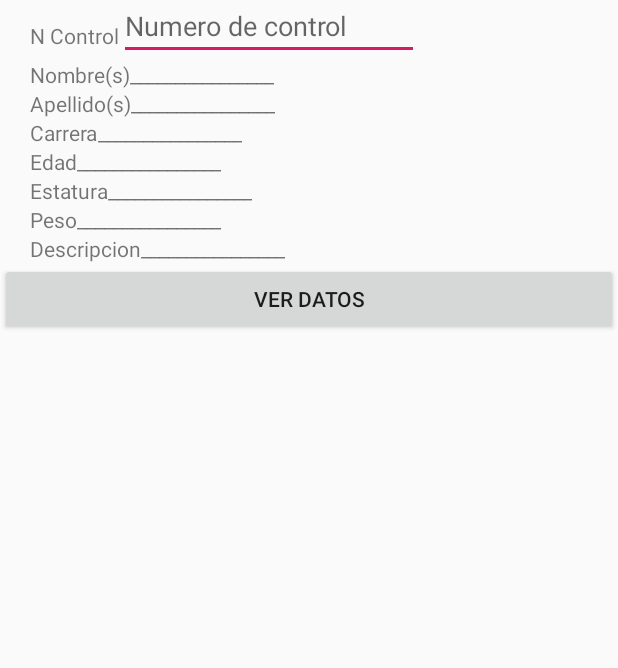
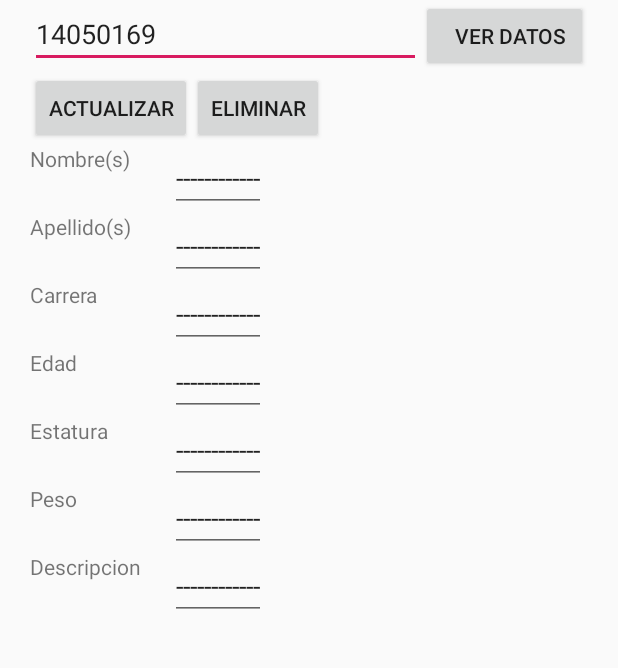
Before and after one commit to alangaelrojas/ContactosSQLITE, an Android app: the layout activity_contact_view.xml on its own in the app's theme, with its tools: preview values and no code run, on a phone screen of 412 x 824 dp, the part 149-817 px from its top. Run offline under Robolectric (Android 15) with nearby library versions, the phone set to English and light mode, and no system bars.

Commit message:
CRUD finished

```diff
--- a/app/src/main/res/layout/activity_contact_view.xml
+++ b/app/src/main/res/layout/activity_contact_view.xml
@@ -18,159 +18,140 @@
         />
 
     <LinearLayout
-        android:layout_width="wrap_content"
+        android:layout_width="match_parent"
         android:layout_height="wrap_content"
         android:orientation="vertical"
-        android:paddingLeft="20dp">
+        android:paddingRight="20dp"
+        android:paddingLeft="20dp"
+        android:layout_gravity="center">
         <LinearLayout
-            android:layout_width="wrap_content"
+            android:layout_width="match_parent"
             android:layout_height="wrap_content"
-            android:orientation="horizontal">
-
-
-            <TextView
-                android:layout_width="wrap_content"
-                android:layout_height="20dp"
-                android:text="@string/ncontrol"/>
+            android:orientation="horizontal"
+            android:weightSum="10">
 
             <EditText
                 android:id="@+id/txtncontrol"
-                android:layout_width="200dp"
-                android:layout_height="40dp"
-                android:hint="Numero de control" />
+                android:layout_width="match_parent"
+                android:layout_height="wrap_content"
+                android:text="14050169"
+                android:hint="Numero de control"
+                android:layout_weight="3"
+                android:inputType="number"/>
+
+            <Button
+                android:id="@+id/btnverDatos"
+                android:layout_width="match_parent"
+                android:layout_height="wrap_content"
+                android:layout_weight="7"
+                android:paddingLeft="20dp"
+                android:text="@string/ver" />
 
         </LinearLayout>
         <LinearLayout
             android:layout_width="wrap_content"
-            android:layout_height="wrap_content"
-            android:orientation="horizontal">
+            android:layout_height="wrap_content">
+            <Button
+                android:layout_width="wrap_content"
+                android:layout_height="wrap_content"
+                android:text="Actualizar"
+                android:id="@+id/btnUpdate"/>
+            <Button
+                android:layout_width="wrap_content"
+                android:layout_height="wrap_content"
+                android:text="Eliminar"
+                android:id="@+id/btnDelete"/>
+        </LinearLayout>
+        <LinearLayout
+            android:layout_width="match_parent"
+            android:layout_height="match_parent"
+            android:orientation="horizontal"
+            android:weightSum="10">
+            <LinearLayout
+                android:layout_width="match_parent"
+                android:layout_height="wrap_content"
+                android:orientation="vertical"
+                android:layout_weight="7.5">
+                <TextView
+                    android:layout_width="wrap_content"
+                    android:layout_height="45dp"
+                    android:text="Nombre(s)"/>
+                <TextView
+                    android:layout_width="wrap_content"
+                    android:layout_height="45dp"
+                    android:text="Apellido(s)"/>
+                <TextView
+                    android:layout_width="wrap_content"
+                    android:layout_height="45dp"
+                    android:text="Carrera"/>
+                <TextView
+                    android:layout_width="wrap_content"
+                    android:layout_height="45dp"
+                    android:text="Edad"/>
+                <TextView
+                    android:layout_width="wrap_content"
+                    android:layout_height="45dp"
+                    android:text="Estatura"/>
+                <TextView
+                    android:layout_width="wrap_content"
+                    android:layout_height="45dp"
+                    android:text="Peso"/>
+                <TextView
+                    android:layout_width="wrap_content"
+                    android:layout_height="45dp"
+                    android:text="Descripcion"/>
+            </LinearLayout>
+
+            <LinearLayout
+                android:layout_width="match_parent"
+                android:layout_height="wrap_content"
+                android:orientation="vertical">
+                <EditText
+                    android:layout_width="wrap_content"
+                    android:layout_height="wrap_content"
+                    android:text="------------"
+                    android:id="@+id/txtNombre"
+                    android:inputType="textPersonName"/>
+                <EditText
+                    android:layout_width="wrap_content"
+                    android:layout_height="wrap_content"
+                    android:text="------------"
+                    android:id="@+id/txtApellidos"
+                    android:inputType="textPersonName"/>
+                <EditText
+                    android:layout_width="wrap_content"
+                    android:layout_height="wrap_content"
+                    android:text="------------"
+                android:id="@+id/txtCarrera"
+                    android:inputType="textPersonName"/>
+                <EditText
+                    android:id="@+id/txtEdad"
+                    android:layout_width="wrap_content"
+                    android:layout_height="wrap_content"
+                    android:text="------------"
+                    android:inputType="number"/>
+                <EditText
+                    android:layout_width="wrap_content"
+                    android:layout_height="wrap_content"
+                    android:text="------------"
+                    android:id="@+id/txtEstatura"
+                    android:inputType="number"/>
+                <EditText
+                    android:layout_width="wrap_content"
+                    android:layout_height="wrap_content"
+                    android:text="------------"
+                    android:id="@+id/txtPeso"
+                    android:inputType="number"/>
+                <EditText
+                    android:layout_width="wrap_content"
+                    android:layout_height="wrap_content"
+                    android:text="------------"
+                    android:id="@+id/txtDescripcion"
+                    android:inputType="textPersonName"/>
+            </LinearLayout>
+        </LinearLayout>
+
+    </LinearLayout>
 
 
-            <TextView
-                android:layout_width="wrap_content"
-                android:layout_height="wrap_content"
-                android:text="@string/nombre"/>
-
-            <TextView
-                android:layout_width="wrap_content"
-                android:layout_height="wrap_content"
-                android:text="________________"
-                android:id="@+id/txtNombre"/>
-
-        </LinearLayout>
-        <LinearLayout
-            android:layout_width="wrap_content"
-            android:layout_height="wrap_content"
-            android:orientation="horizontal">
-
-
-            <TextView
-                android:layout_width="wrap_content"
-                android:layout_height="wrap_content"
-                android:text="@string/apes"/>
-
-            <TextView
-                android:layout_width="wrap_content"
-                android:layout_height="wrap_content"
-                android:text="________________"
-                android:id="@+id/txtApellidos"/>
-
-        </LinearLayout>
-        <LinearLayout
-            android:layout_width="wrap_content"
-            android:layout_height="wrap_content"
-            android:orientation="horizontal">
-
-
-            <TextView
-                android:layout_width="wrap_content"
-                android:layout_height="wrap_content"
-                android:text="@string/carrera"/>
-
-            <TextView
-                android:layout_width="wrap_content"
-                android:layout_height="wrap_content"
-                android:text="________________"
-                android:id="@+id/txtCarrera"/>
-
-        </LinearLayout>
-        <LinearLayout
-            android:layout_width="wrap_content"
-            android:layout_height="wrap_content"
-            android:orientation="horizontal">
-
-
-            <TextView
-                android:layout_width="wrap_content"
-                android:layout_height="wrap_content"
-                android:text="@string/edad"/>
-
-            <TextView
-                android:id="@+id/txtEdad"
-                android:layout_width="wrap_content"
-                android:layout_height="match_parent"
-                android:text="________________" />
-
-        </LinearLayout>
-        <LinearLayout
-            android:layout_width="wrap_content"
-            android:layout_height="wrap_content"
-            android:orientation="horizontal">
-
-
-            <TextView
-                android:layout_width="wrap_content"
-                android:layout_height="wrap_content"
-                android:text="@string/estatura"/>
-
-            <TextView
-                android:layout_width="wrap_content"
-                android:layout_height="wrap_content"
-                android:text="________________"
-                android:id="@+id/txtEstatura"/>
-
-        </LinearLayout>
-        <LinearLayout
-            android:layout_width="wrap_content"
-            android:layout_height="wrap_content"
-            android:orientation="horizontal">
-
-
-            <TextView
-                android:layout_width="wrap_content"
-                android:layout_height="wrap_content"
-                android:text="@string/peso"/>
-
-            <TextView
-                android:layout_width="wrap_content"
-                android:layout_height="wrap_content"
-                android:text="________________"
-                android:id="@+id/txtPeso"/>
-
-        </LinearLayout>
-        <LinearLayout
-            android:layout_width="wrap_content"
-            android:layout_height="wrap_content"
-            android:orientation="horizontal">
-
-
-            <TextView
-                android:layout_width="wrap_content"
-                android:layout_height="wrap_content"
-                android:text="@string/desc"/>
-
-            <TextView
-                android:layout_width="wrap_content"
-                android:layout_height="wrap_content"
-                android:text="________________"
-                android:id="@+id/txtDescripcion"/>
-
-        </LinearLayout>
-    </LinearLayout>
-    <Button
-        android:layout_width="match_parent"
-        android:layout_height="wrap_content"
-        android:text="@string/ver"
-        android:id="@+id/btnverDatos"/>
-
 </LinearLayout>
```
Also changed, not shown: app/src/main/java/com/alan/moviles/contactossqlite/ContactViewAcitvity.java (+104 -0 lines), app/src/main/java/com/alan/moviles/contactossqlite/DataBaseHelper.java (+51 -1 lines).
